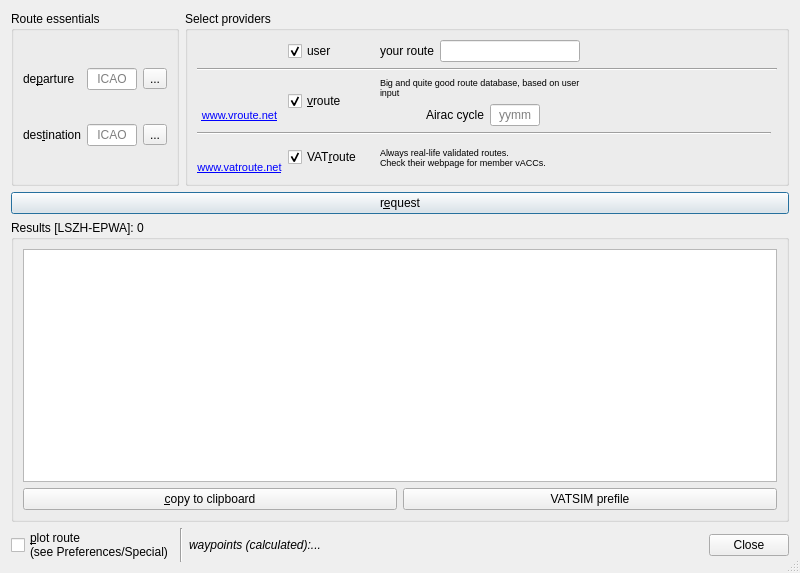
Qt form src/PlanFlightDialog.ui (qutescoop/qutescoop) before a commit.
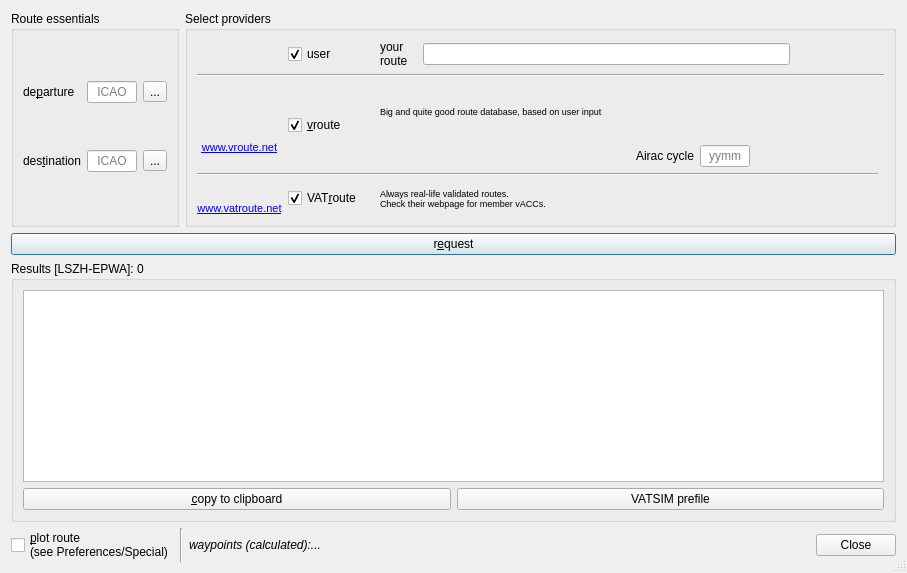
The same form after that commit. Icons and pictures are not drawn.

What changed in the file:
```diff
--- a/src/PlanFlightDialog.ui
+++ b/src/PlanFlightDialog.ui
@@ -6,7 +6,7 @@
    <rect>
     <x>0</x>
     <y>0</y>
-    <width>800</width>
+    <width>907</width>
     <height>573</height>
    </rect>
   </property>
@@ -121,7 +121,7 @@
        <property name="title">
         <string>Select providers</string>
        </property>
-       <layout class="QGridLayout" name="gridLayout">
+       <layout class="QGridLayout" name="gridLayout" columnstretch="0,0,0,0,10,0,0">
         <item row="6" column="0">
          <layout class="QVBoxLayout" name="verticalLayout_5">
           <item>
@@ -244,7 +244,7 @@
          </widget>
         </item>
         <item row="6" column="4">
-         <layout class="QVBoxLayout" name="verticalLayout_3">
+         <layout class="QVBoxLayout" name="verticalLayout_3" stretch="2,0">
           <item>
            <widget class="QLabel" name="lblVrouteInfo">
             <property name="font">
@@ -332,12 +332,6 @@
         </item>
         <item row="6" column="5">
          <widget class="QLabel" name="lblVrouteStatus">
-          <property name="sizePolicy">
-           <sizepolicy hsizetype="Preferred" vsizetype="Preferred">
-            <horstretch>2</horstretch>
-            <verstretch>0</verstretch>
-           </sizepolicy>
-          </property>
           <property name="font">
            <font>
             <italic>true</italic>
@@ -374,12 +368,6 @@
         </item>
         <item row="0" column="5">
          <widget class="QLabel" name="lblGeneratedStatus">
-          <property name="sizePolicy">
-           <sizepolicy hsizetype="Preferred" vsizetype="Preferred">
-            <horstretch>2</horstretch>
-            <verstretch>0</verstretch>
-           </sizepolicy>
-          </property>
           <property name="font">
            <font>
             <italic>true</italic>
@@ -395,6 +383,12 @@
         </item>
         <item row="14" column="4">
          <widget class="QLabel" name="lblVatroute_2">
+          <property name="sizePolicy">
+           <sizepolicy hsizetype="Preferred" vsizetype="Preferred">
+            <horstretch>2</horstretch>
+            <verstretch>0</verstretch>
+           </sizepolicy>
+          </property>
           <property name="font">
            <font>
             <pointsize>7</pointsize>
@@ -410,9 +404,15 @@
          </widget>
         </item>
         <item row="0" column="4">
-         <layout class="QHBoxLayout" name="horizontalLayout_5">
+         <layout class="QHBoxLayout" name="horizontalLayout_5" stretch="2,0">
           <item>
            <widget class="QLabel" name="label_3">
+            <property name="sizePolicy">
+             <sizepolicy hsizetype="Preferred" vsizetype="Preferred">
+              <horstretch>1</horstretch>
+              <verstretch>0</verstretch>
+             </sizepolicy>
+            </property>
             <property name="text">
              <string>your route</string>
             </property>
@@ -422,7 +422,14 @@
            </widget>
           </item>
           <item>
-           <widget class="QLineEdit" name="edGenerated"/>
+           <widget class="QLineEdit" name="edGenerated">
+            <property name="sizePolicy">
+             <sizepolicy hsizetype="Expanding" vsizetype="Fixed">
+              <horstretch>20</horstretch>
+              <verstretch>0</verstretch>
+             </sizepolicy>
+            </property>
+           </widget>
           </item>
          </layout>
         </item>
```
